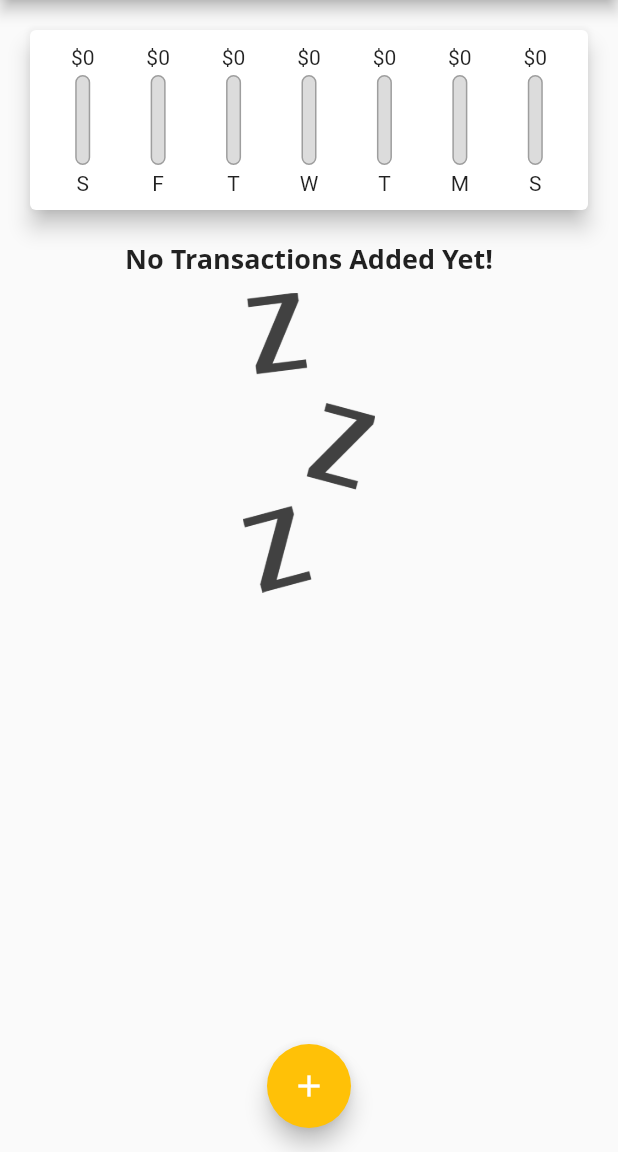
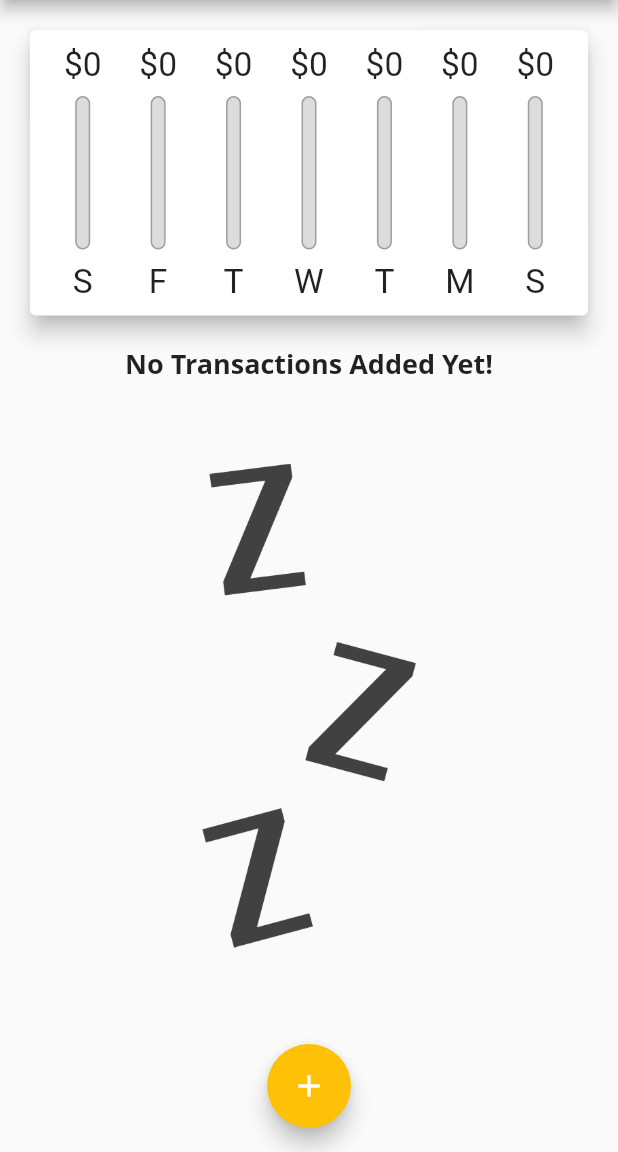
Before and after one commit to tahaboud/personal_expense_app, a Flutter app: the screen it shows after launch, on a phone screen of 412 x 824 dp, the part 84-1236 px from its top. Run offline on Flutter 3.47's test engine with Material 2 defaults, Android fonts, the phone set to English and light mode, and no system bars; missing offline and left inert: dart:ffi; Roboto replaces fonts that are missing (Open Sans).

Commit message:
Finish Personal Expenses App (Kind of...)

```diff
--- a/lib/main.dart
+++ b/lib/main.dart
@@ -65,6 +65,8 @@ class _MyHomePageState extends State<MyHomePage> {
     // ),
   ];
 
+  bool _showChart = false;
+
   List<Transaction> get _recentTransactions {
     return _userTransactions.where((tx) {
       return tx.date.isAfter(
@@ -106,8 +108,9 @@ class _MyHomePageState extends State<MyHomePage> {
 
   @override
   Widget build(BuildContext context) {
-    return Scaffold(
-      appBar: AppBar(
+    final mediaQuery = MediaQuery.of(context);
+    final isLanscape = mediaQuery.orientation == Orientation.landscape;
+    final appBar = AppBar(
       title: const Text(
         "Personal Expenses",
         style: TextStyle(fontFamily: "Open Sans"),
@@ -118,17 +121,60 @@ class _MyHomePageState extends State<MyHomePage> {
           icon: const Icon(Icons.add),
         )
       ],
-      ),
-      body: Container(
+    );
+    final txListWidget = Container(
+      height: (mediaQuery.size.height -
+              appBar.preferredSize.height -
+              mediaQuery.padding.top) *
+          0.7,
+      child: Expanded(
+          child: TransactionList(_userTransactions, _deleteTransaction)),
+    );
+    return Scaffold(
+      appBar: appBar,
+      body: SingleChildScrollView(
+        child: Container(
           width: double.infinity,
           child: Column(
             // mainAxisAlignment: MainAxisAlignment.center,
             crossAxisAlignment: CrossAxisAlignment.stretch,
             children: <Widget>[
-            Chart(_recentTransactions),
-            Expanded(
-                child: TransactionList(_userTransactions, _deleteTransaction))
+              if (isLanscape)
+                Row(
+                  mainAxisAlignment: MainAxisAlignment.center,
+                  children: [
+                    Text("Show Chart"),
+                    Switch(
+                      value: _showChart,
+                      onChanged: (val) {
+                        setState(() {
+                          _showChart = val;
+                        });
+                      },
+                    )
                   ],
+                ),
+              if (!isLanscape)
+                Container(
+                  height: (mediaQuery.size.height -
+                          appBar.preferredSize.height -
+                          mediaQuery.padding.top) *
+                      0.3,
+                  child: Chart(_recentTransactions),
+                ),
+              if (!isLanscape) txListWidget,
+              if (isLanscape)
+                _showChart
+                    ? Container(
+                        height: (mediaQuery.size.height -
+                                appBar.preferredSize.height -
+                                mediaQuery.padding.top) *
+                            0.7,
+                        child: Chart(_recentTransactions),
+                      )
+                    : txListWidget
+            ],
+          ),
         ),
       ),
       floatingActionButton: FloatingActionButton(
--- a/lib/widgets/chart_bar.dart
+++ b/lib/widgets/chart_bar.dart
@@ -11,14 +11,18 @@ class ChartBar extends StatelessWidget {
 
   @override
   Widget build(BuildContext context) {
+    return LayoutBuilder(builder: (context, constraints) {
       return Column(
         children: [
-        FittedBox(child: Text("\$${spendingAmount.toStringAsFixed(0)}")),
+          Container(
+              height: constraints.maxHeight * 0.15,
+              child: FittedBox(
+                  child: Text("\$${spendingAmount.toStringAsFixed(0)}"))),
           SizedBox(
-          height: 4,
+            height: constraints.maxHeight * 0.05,
           ),
           Container(
-          height: 60,
+            height: constraints.maxHeight * 0.6,
             width: 10,
             child: Stack(children: [
               Container(
@@ -43,10 +47,14 @@ class ChartBar extends StatelessWidget {
             ]),
           ),
           SizedBox(
-          height: 4,
+            height: constraints.maxHeight * 0.05,
           ),
-        Text(label),
+          Container(
+            height: constraints.maxHeight * 0.15,
+            child: FittedBox(child: Text(label)),
+          ),
         ],
       );
+    });
   }
 }
--- a/lib/widgets/new_transaction.dart
+++ b/lib/widgets/new_transaction.dart
@@ -49,9 +49,15 @@ class _NewTransactionState extends State<NewTransaction> {
 
   @override
   Widget build(BuildContext context) {
-    return Card(
+    return SingleChildScrollView(
+      child: Card(
         child: Container(
-        padding: const EdgeInsets.all(10),
+          padding: EdgeInsets.only(
+            top: 10,
+            left: 10,
+            right: 10,
+            bottom: MediaQuery.of(context).viewInsets.bottom + 10,
+          ),
           child: Column(crossAxisAlignment: CrossAxisAlignment.end, children: [
             TextField(
               decoration: const InputDecoration(
@@ -106,6 +112,7 @@ class _NewTransactionState extends State<NewTransaction> {
             )
           ]),
         ),
+      ),
     );
   }
 }
--- a/lib/widgets/transaction_list.dart
+++ b/lib/widgets/transaction_list.dart
@@ -8,27 +8,27 @@ class TransactionList extends StatelessWidget {
 
   @override
   Widget build(BuildContext context) {
-    return Container(
-        height: 300,
-        child: userTransactions!.isEmpty
-            ? Column(
+    return userTransactions!.isEmpty
+        ? LayoutBuilder(builder: ((context, constraints) {
+            return Column(
               children: [
                 Text(
                   "No Transactions Added Yet!",
                   style: Theme.of(context).textTheme.titleMedium,
                 ),
                 SizedBox(
-                    height: 10,
+                  height: constraints.maxHeight * 0.1,
                 ),
                 Container(
-                    height: 200,
+                  height: constraints.maxHeight * 0.6,
                   child: Image.asset(
                     "assets/images/waiting.png",
                     fit: BoxFit.cover,
                   ),
                 ),
               ],
-              )
+            );
+          }))
         : ListView.builder(
             itemBuilder: (ctx, index) {
               return Card(
@@ -40,8 +40,8 @@ class TransactionList extends StatelessWidget {
                       child: Padding(
                         padding: EdgeInsets.all(6),
                         child: FittedBox(
-                                child: Text(
-                                    "\$${userTransactions![index].amount}")),
+                            child:
+                                Text("\$${userTransactions![index].amount}")),
                       ),
                     ),
                     title: Text(
@@ -50,7 +50,17 @@ class TransactionList extends StatelessWidget {
                     ),
                     subtitle: Text(DateFormat.yMMMd()
                         .format(userTransactions![index].date)),
-                        trailing: IconButton(
+                    trailing: MediaQuery.of(context).size.width > 460
+                        ? TextButton.icon(
+                            onPressed: () =>
+                                deleteTransaction(userTransactions![index].id),
+                            icon: Icon(Icons.delete),
+                            label: Text("Delete"),
+                            style: ButtonStyle(
+                                foregroundColor: MaterialStateProperty.all(
+                                    Theme.of(context).errorColor)),
+                          )
+                        : IconButton(
                             icon: Icon(Icons.delete),
                             onPressed: () =>
                                 deleteTransaction(userTransactions![index].id),
@@ -59,6 +69,6 @@ class TransactionList extends StatelessWidget {
               );
             },
             itemCount: userTransactions!.length,
-              ));
+          );
   }
 }
```
Also changed, not shown: 1 other file. Lines whose indentation alone changed are shown as unchanged.
